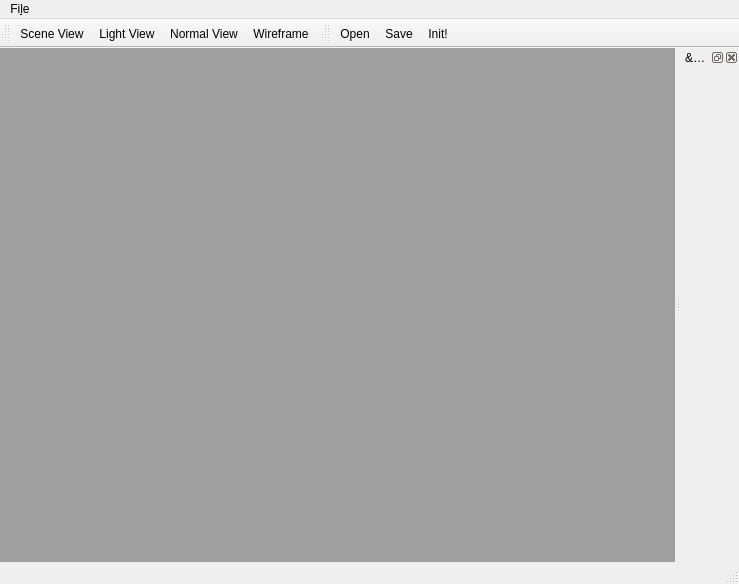
The window that MIEP/mainwindow.ui (ikskuh/acknext) describes before a commit, drawn with Qt 5.
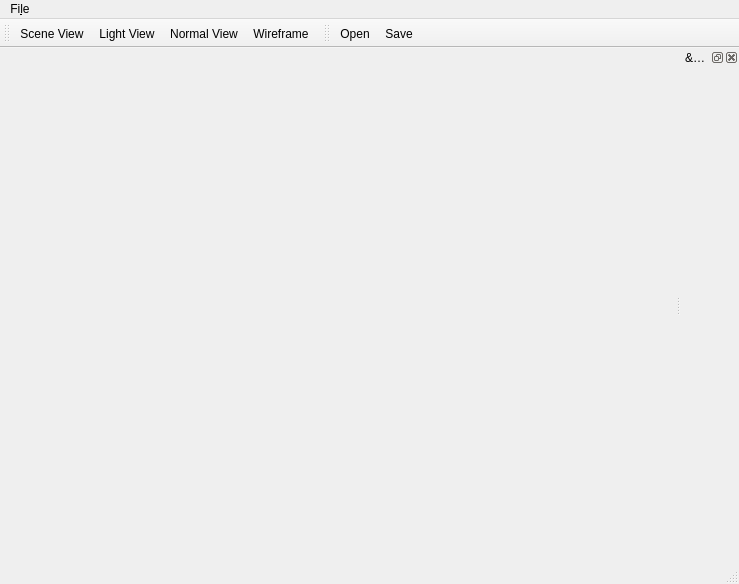
The same window after the commit. Icons and pictures are not drawn. Custom widgets are drawn as their Qt base class.

```diff
--- a/MIEP/mainwindow.ui
+++ b/MIEP/mainwindow.ui
@@ -15,7 +15,7 @@
   </property>
   <widget class="QWidget" name="centralWidget">
    <property name="styleSheet">
-    <string notr="true">background-color: red</string>
+    <string notr="true"/>
    </property>
    <layout class="QHBoxLayout" name="horizontalLayout">
     <property name="spacing">
@@ -33,9 +33,6 @@
     <property name="bottomMargin">
      <number>0</number>
     </property>
-    <item>
-     <widget class="QMdiArea" name="mdiArea"/>
-    </item>
    </layout>
   </widget>
   <widget class="QMenuBar" name="menuBar">
@@ -112,7 +109,6 @@
    </attribute>
    <addaction name="actionOpen"/>
    <addaction name="actionSave"/>
-   <addaction name="actionInit"/>
   </widget>
   <action name="actionOpen">
    <property name="icon">
@@ -196,13 +192,16 @@
     <string>Ctrl+4</string>
    </property>
   </action>
-  <action name="actionInit">
-   <property name="text">
-    <string>Init!</string>
-   </property>
-  </action>
  </widget>
  <layoutdefault spacing="6" margin="11"/>
+ <customwidgets>
+  <customwidget>
+   <class>QAcknextWidget</class>
+   <extends>QWidget</extends>
+   <header location="global">qacknextwidget.hpp</header>
+   <container>1</container>
+  </customwidget>
+ </customwidgets>
  <resources>
   <include location="../resource/ackui.qrc"/>
  </resources>
```
Left out of the diff: 2 changed lines with no effect on the pictures.
